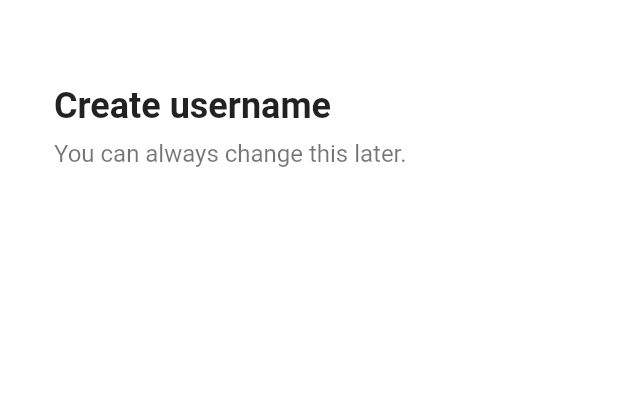
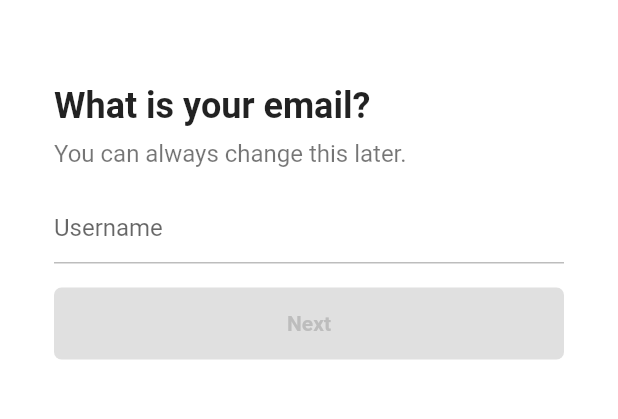
Before and after one commit to Alpaca92/tiktok-clone, a Flutter app: the EmailScreen screen opened directly, on a phone screen of 412 x 824 dp, the part 59-478 px from its top. Run offline on Flutter 3.47's test engine with Material 2 defaults, Android fonts, the phone set to English and light mode, and no system bars; our stand-ins replace font_awesome_flutter.

Commit message:
create reusable formButton #4.5

```diff
--- a/lib/features/authentication/email_screen.dart
+++ b/lib/features/authentication/email_screen.dart
@@ -1,9 +1,36 @@
 import 'package:flutter/material.dart';
 import 'package:tiktok_clone/constants/gaps.dart';
 import 'package:tiktok_clone/constants/sizes.dart';
+import 'package:tiktok_clone/features/authentication/widgets/form_button.dart';
 
-class EmailScreen extends StatelessWidget {
+class EmailScreen extends StatefulWidget {
   const EmailScreen({super.key});
+
+  @override
+  State<EmailScreen> createState() => _UsernameScreenState();
+}
+
+class _UsernameScreenState extends State<EmailScreen> {
+  final TextEditingController _usernameController = TextEditingController();
+  String _username = "";
+
+  @override
+  void initState() {
+    super.initState();
+
+    _usernameController.addListener(() {
+      setState(() {
+        _username = _usernameController.text;
+      });
+    });
+  }
+
+  @override
+  void dispose() {
+    _usernameController.dispose();
+
+    super.dispose();
+  }
 
   @override
   Widget build(BuildContext context) {
@@ -11,27 +38,47 @@ class EmailScreen extends StatelessWidget {
       appBar: AppBar(
         title: const Text('Sign up'),
       ),
-      body: const Padding(
-        padding: EdgeInsets.symmetric(horizontal: Sizes.size36),
+      body: Padding(
+        padding: const EdgeInsets.symmetric(horizontal: Sizes.size36),
         child: Column(
           crossAxisAlignment: CrossAxisAlignment.start,
           children: [
             Gaps.v40,
-            Text(
-              'Create username',
+            const Text(
+              'What is your email?',
               style: TextStyle(
                 fontSize: Sizes.size24,
                 fontWeight: FontWeight.w700,
               ),
             ),
             Gaps.v8,
-            Text(
+            const Text(
               'You can always change this later.',
               style: TextStyle(
                 fontSize: Sizes.size16,
                 color: Colors.black54,
               ),
             ),
+            Gaps.v16,
+            TextField(
+              controller: _usernameController,
+              decoration: InputDecoration(
+                hintText: 'Username',
+                enabledBorder: UnderlineInputBorder(
+                  borderSide: BorderSide(
+                    color: Colors.grey.shade400,
+                  ),
+                ),
+                focusedBorder: UnderlineInputBorder(
+                  borderSide: BorderSide(
+                    color: Colors.grey.shade400,
+                  ),
+                ),
+              ),
+              cursorColor: Theme.of(context).primaryColor,
+            ),
+            Gaps.v16,
+            FormButton(disabled: _username.isEmpty),
           ],
         ),
       ),
--- /dev/null
+++ b/lib/features/authentication/widgets/form_button.dart
@@ -0,0 +1,38 @@
+import 'package:flutter/material.dart';
+import 'package:tiktok_clone/constants/sizes.dart';
+
+class FormButton extends StatelessWidget {
+  final bool disabled;
+
+  const FormButton({
+    super.key,
+    required this.disabled,
+  });
+
+  @override
+  Widget build(BuildContext context) {
+    return FractionallySizedBox(
+      widthFactor: 1,
+      child: AnimatedContainer(
+        duration: const Duration(milliseconds: 200),
+        padding: const EdgeInsets.symmetric(vertical: Sizes.size16),
+        decoration: BoxDecoration(
+          borderRadius: BorderRadius.circular(Sizes.size5),
+          color:
+              disabled ? Colors.grey.shade300 : Theme.of(context).primaryColor,
+        ),
+        child: AnimatedDefaultTextStyle(
+          duration: const Duration(milliseconds: 200),
+          style: TextStyle(
+            color: disabled ? Colors.grey.shade400 : Colors.white,
+            fontWeight: FontWeight.w600,
+          ),
+          child: const Text(
+            'Next',
+            textAlign: TextAlign.center,
+          ),
+        ),
+      ),
+    );
+  }
+}
```
Also changed, not shown: lib/features/authentication/username_screen.dart (+19 -20 lines).
